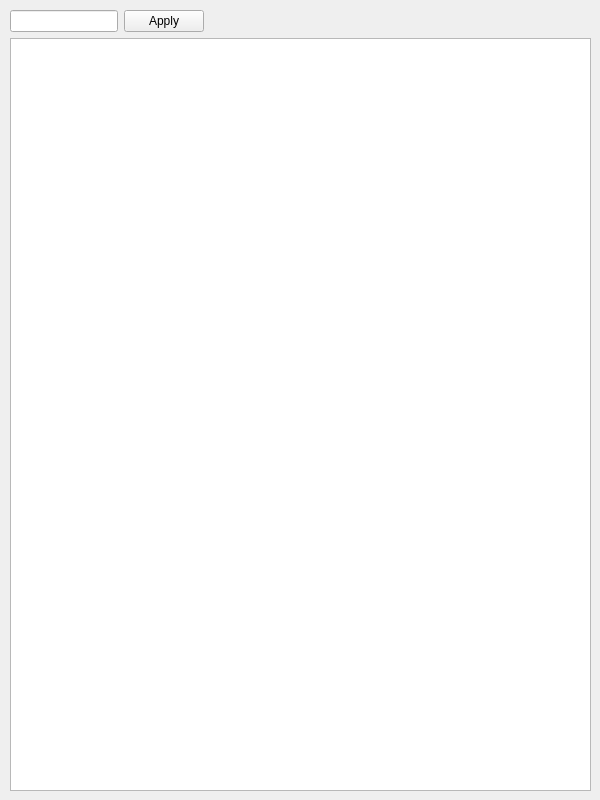
First picture: the form in settings_widget.ui, repository AndrewFgsfds/CSVplotter, before the edit.
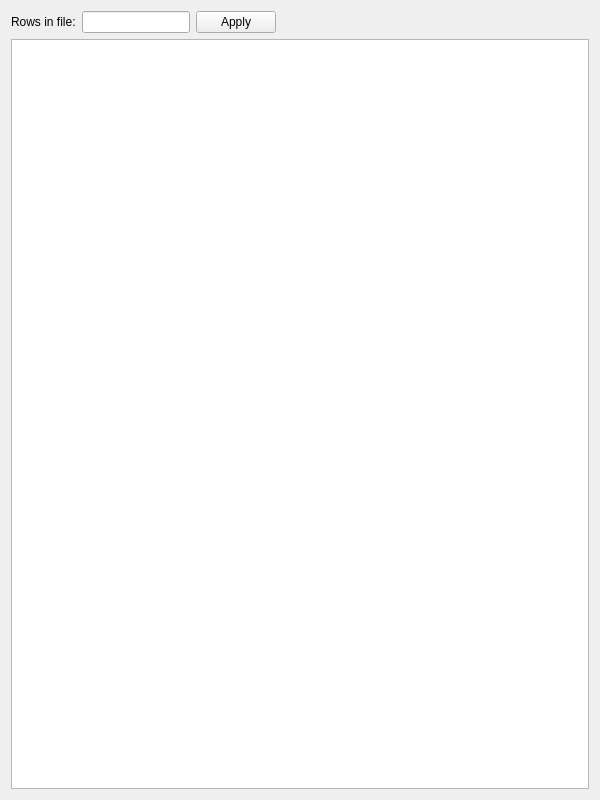
Second picture: the form after the edit.

Commit message: some csv_settings class fixes

The edit to the form file:
```diff
--- a/settings_widget.ui
+++ b/settings_widget.ui
@@ -16,18 +16,21 @@
   <property name="windowTitle">
    <string>Form</string>
   </property>
-  <widget class="QWidget" name="verticalLayoutWidget">
-   <property name="geometry">
-    <rect>
-     <x>10</x>
-     <y>10</y>
-     <width>581</width>
-     <height>781</height>
-    </rect>
-   </property>
+  <layout class="QVBoxLayout" name="verticalLayout">
+   <item>
    <layout class="QVBoxLayout" name="uiMainLayout">
+     <property name="sizeConstraint">
+      <enum>QLayout::SetNoConstraint</enum>
+     </property>
     <item>
      <layout class="QHBoxLayout" name="uiConstLayout">
+       <item>
+        <widget class="QLabel" name="lblRowsInFile">
+         <property name="text">
+          <string>Rows in file:</string>
+         </property>
+        </widget>
+       </item>
       <item>
        <widget class="QLineEdit" name="leRowsNumber">
         <property name="sizePolicy">
@@ -67,7 +70,8 @@
      <widget class="QTableView" name="csvSettingsView"/>
     </item>
    </layout>
-  </widget>
+   </item>
+  </layout>
  </widget>
  <resources/>
  <connections/>
```
Lines whose indentation alone changed are shown as unchanged. The commit also changes 7 other files.
